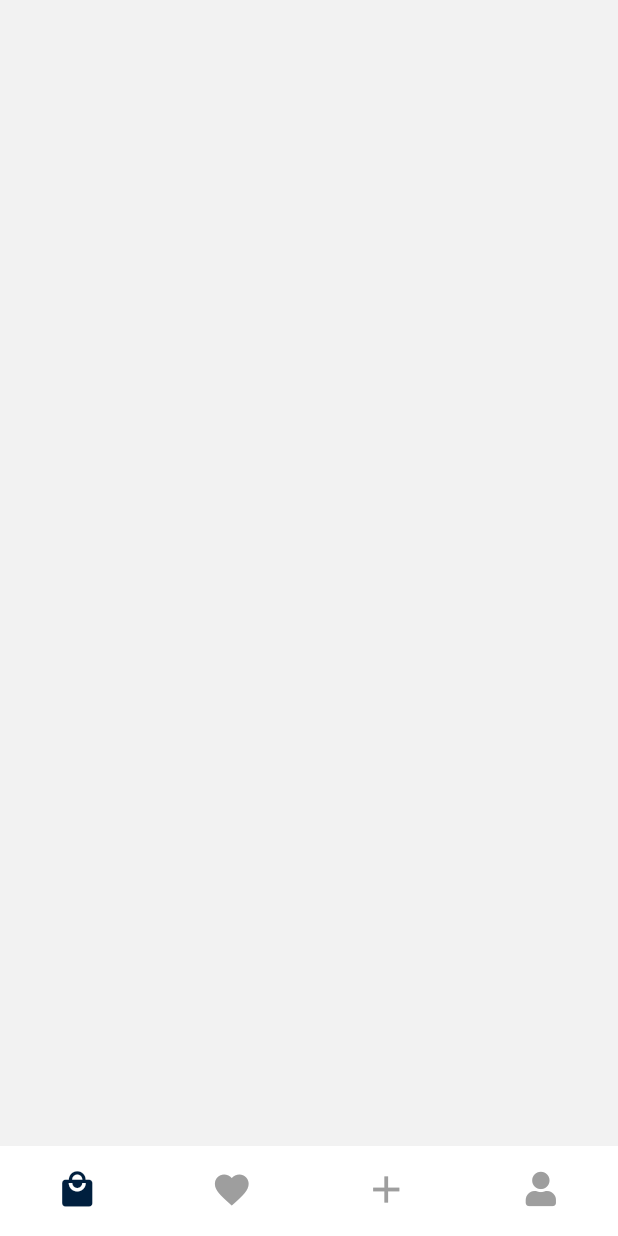
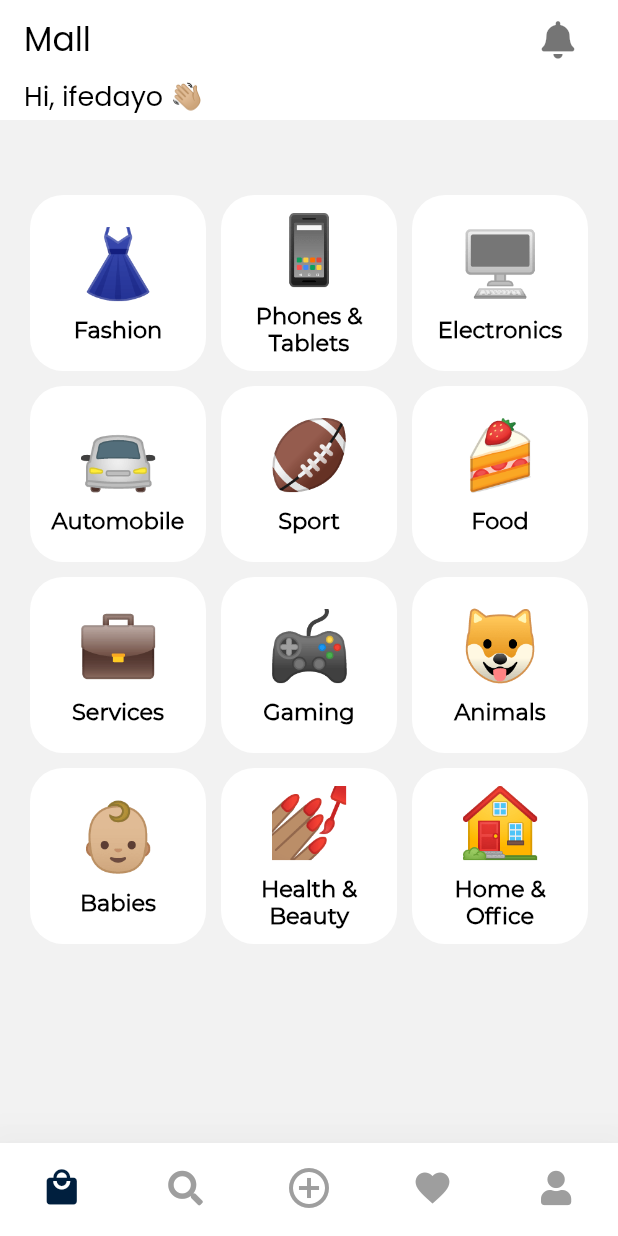
Before and after one commit to theifedayo/BuyStuff-MobileApp, a Flutter app: the Main screen opened directly, on a phone screen of 412 x 824 dp. Run offline on Flutter 3.47's test engine with Material 2 defaults, Android fonts, the phone set to English and light mode, and no system bars; our stand-ins replace flutter_secure_storage, font_awesome_flutter, page_transition, show_up_animation; missing offline and left inert: dart:ffi; accounts and stored records are empty.

Commit message:
Build Product Category Widget

```diff
--- a/lib/components/header.dart
+++ b/lib/components/header.dart
@@ -1,13 +1,15 @@
+import 'dart:ffi';
+
 import 'package:flutter/material.dart';
 import 'package:font_awesome_flutter/font_awesome_flutter.dart';
 
 
 
 class Header extends StatelessWidget {
-  Header({ this.screenName, this.rightWidget, this.tap });
+  Header({ this.screenName, this.screenNameSize, this.rightWidget, this.tap });
 
   final String screenName;
-
+  final double screenNameSize;
   final Widget rightWidget;
   final Function tap;
 
@@ -18,10 +20,10 @@ class Header extends StatelessWidget {
         mainAxisAlignment: MainAxisAlignment.spaceBetween,
         children: [
           Text("$screenName", style: TextStyle(
-            fontSize: 22,
+            fontSize: screenNameSize,
             color: Colors.black,
-            fontWeight: FontWeight.bold,
-            fontFamily: 'Montserrat',
+            fontWeight: FontWeight.w400,
+            fontFamily: 'Poppins',
           ),),
           Spacer(),
           rightWidget
--- /dev/null
+++ b/lib/components/product_category_widget.dart
@@ -0,0 +1,43 @@
+import 'package:flutter/material.dart';
+
+
+class ProductCategory extends StatelessWidget {
+  ProductCategory({ @required this.emoji, @required this.categoryName, @required this.onPress});
+
+  final String emoji;
+  final String categoryName;
+  final Function onPress;
+
+
+  @override
+  Widget build(BuildContext context) {
+    return GestureDetector(
+      child: Container(
+          padding: const EdgeInsets.all(8),
+          child: Column(
+            mainAxisAlignment: MainAxisAlignment.center,
+            children: [
+              Text("$emoji", style: TextStyle(
+                fontSize: 45,
+                color: Colors.black,
+                fontWeight: FontWeight.w400,
+                fontFamily: 'Poppins',
+              ),),
+              SizedBox(height: MediaQuery.of(context).size.height*0.01,),
+              Text("$categoryName", textAlign: TextAlign.center, style: TextStyle(
+                fontSize: 15,
+                color: Colors.black,
+                fontWeight: FontWeight.w600,
+                fontFamily: 'Montserrat',
+              ),),
+            ],
+          ),
+          decoration: BoxDecoration(
+            borderRadius: BorderRadius.circular(22.0),
+            color: Colors.white,
+          )
+      ),
+      onTap: onPress,
+    );
+  }
+}
--- a/lib/screens/cart_screen.dart
+++ b/lib/screens/cart_screen.dart
@@ -14,7 +14,10 @@ class _CartScreenState extends State<CartScreen> {
     return Scaffold(
       appBar: AppBar(
         leadingWidth: 0,
-        title: Header(screenName: "Cart", rightWidget: Icon(FontAwesomeIcons.search, color: Colors.black, size: 20,)),
+        title: Header(screenName: "Cart", rightWidget: Image.asset(
+          "images/search-icon.png",
+          width: MediaQuery.of(context).size.width*0.12,
+        )),
         backgroundColor: Colors.white,
         toolbarHeight: 60,
         elevation: 0,
--- a/lib/screens/home_screen.dart
+++ b/lib/screens/home_screen.dart
@@ -1,4 +1,7 @@
 import 'package:flutter/material.dart';
+import 'package:buystuff/components/header.dart';
+import 'package:font_awesome_flutter/font_awesome_flutter.dart';
+import 'package:buystuff/components/product_category_widget.dart';
 
 
 class HomeScreen extends StatefulWidget {
@@ -11,6 +14,42 @@ class _HomeScreenState extends State<HomeScreen> {
   Widget build(BuildContext context) {
     return Scaffold(
       backgroundColor: Color(0xFFF2F2F2),
+      appBar: AppBar(
+        leadingWidth: 0,
+        title: Column(
+          children: [
+            Header(screenName: "Mall", screenNameSize: 22, rightWidget: IconButton(icon: Icon(FontAwesomeIcons.solidBell, color: Colors.black54,),iconSize: 25, onPressed: null)),
+            Header(screenName: "Hi, ifedayo 👋🏼", screenNameSize: 18, rightWidget: Text("")),
+
+          ],
+        ),
+        backgroundColor: Colors.white,
+        toolbarHeight: 80,
+        elevation: 0,
+
+      ),
+      body: GridView.count(
+            primary: false,
+            padding: const EdgeInsets.only(top:50, left: 20, right: 20, bottom: 30),
+            crossAxisSpacing: 10,
+            mainAxisSpacing: 10,
+            crossAxisCount: 3,
+            children: <Widget>[
+              //ProductCategory(emoji: "🔥", categoryName: "Trending", onPress: null),
+              ProductCategory(emoji: "👗", categoryName: "Fashion", onPress: null),
+              ProductCategory(emoji: "📱", categoryName: "Phones & Tablets", onPress: null),
+              ProductCategory(emoji: "🖥", categoryName: "Electronics", onPress: null),
+              ProductCategory(emoji: "🚘", categoryName: "Automobile", onPress: null),
+              ProductCategory(emoji: "🏈", categoryName: "Sport", onPress: null),
+              ProductCategory(emoji: "🍰", categoryName: "Food", onPress: null),
+              ProductCategory(emoji: "💼", categoryName: "Services", onPress: null),
+              ProductCategory(emoji: "🎮", categoryName: "Gaming", onPress: null),
+              ProductCategory(emoji: "🐶", categoryName: "Animals", onPress: null),
+              ProductCategory(emoji: "👶🏼", categoryName: "Babies", onPress: null),
+              ProductCategory(emoji: "💅🏽", categoryName: "Health & Beauty", onPress: null),
+              ProductCategory(emoji: "🏠", categoryName: "Home & Office", onPress: null),
+            ],
+          )
     );
   }
 }
--- a/lib/screens/main_screen.dart
+++ b/lib/screens/main_screen.dart
@@ -4,6 +4,7 @@ import 'home_screen.dart';
 import 'cart_screen.dart';
 import 'sell_screen.dart';
 import 'profile_screen.dart';
+import 'search_screen.dart';
 
 
 
@@ -18,8 +19,9 @@ class _MainState extends State<Main> {
   TextStyle(fontSize: 30, fontWeight: FontWeight.bold, fontFamily: "Montserrat");
   static List<Widget> _widgetOptions = <Widget>[
     HomeScreen(),
+    SearchScreen(),
+    SellScreen(),
     CartScreen(),
-    SellScreen(),
     ProfileScreen(),
   ];
 
@@ -40,7 +42,7 @@ class _MainState extends State<Main> {
         backgroundColor: Colors.white,
         showSelectedLabels: false,
         showUnselectedLabels: false,
-        elevation: 0,
+        elevation: 30,
         items: const <BottomNavigationBarItem>[
           BottomNavigationBarItem(
               icon: Padding(
@@ -52,16 +54,23 @@ class _MainState extends State<Main> {
           BottomNavigationBarItem(
               icon: Padding(
                 padding: EdgeInsets.only(top:0),
-                child: Icon(Icons.favorite, size: 27),
+                child: Icon(FontAwesomeIcons.search, size: 23),
               ),
-              label: 'Cart'
+              label: 'Sell'
           ),
           BottomNavigationBarItem(
               icon: Padding(
                 padding: EdgeInsets.only(top:0),
-                child: Icon(Icons.add, size: 30),
+                child: Icon(Icons.add_circle_outline_outlined, size: 32),
               ),
               label: 'Sell'
+          ),
+          BottomNavigationBarItem(
+              icon: Padding(
+                padding: EdgeInsets.only(top:0),
+                child: Icon(Icons.favorite, size: 27),
+              ),
+              label: 'Cart'
           ),
           BottomNavigationBarItem(
               icon: Padding(
--- /dev/null
+++ b/lib/screens/search_screen.dart
@@ -0,0 +1,15 @@
+import 'package:flutter/material.dart';
+
+
+
+class SearchScreen extends StatefulWidget {
+  @override
+  _SearchScreenState createState() => _SearchScreenState();
+}
+
+class _SearchScreenState extends State<SearchScreen> {
+  @override
+  Widget build(BuildContext context) {
+    return Scaffold();
+  }
+}
--- a/lib/screens/sell_screen.dart
+++ b/lib/screens/sell_screen.dart
@@ -1,6 +1,5 @@
 import 'package:flutter/material.dart';
 import 'package:buystuff/components/header.dart';
-import 'package:font_awesome_flutter/font_awesome_flutter.dart';
 
 
 class SellScreen extends StatefulWidget {
@@ -14,7 +13,7 @@ class _SellScreenState extends State<SellScreen> {
     return Scaffold(
       appBar: AppBar(
         leadingWidth: 0,
-        title: Header(screenName: "Sell", rightWidget: Text("Add your first product", style: TextStyle(
+        title: Header(screenName: "Sell", rightWidget: Text("Add a product", style: TextStyle(
           fontSize: 13,
           color: Colors.green,
           fontFamily: 'Montserrat',
--- a/lib/screens/signup_screen.dart
+++ b/lib/screens/signup_screen.dart
@@ -255,7 +255,7 @@ class _SignupScreenState extends State<SignupScreen> {
               color: Colors.grey[600]
           ),),
           GestureDetector(
-            child: Text(" Sign in", style: TextStyle(
+            child: Text(" Login", style: TextStyle(
                 fontFamily: 'Montserrat',
                 fontSize: MediaQuery.of(context).size.height*0.018,
                 fontWeight: FontWeight.bold
```
Also changed, not shown: images/search-icon.png (added).
